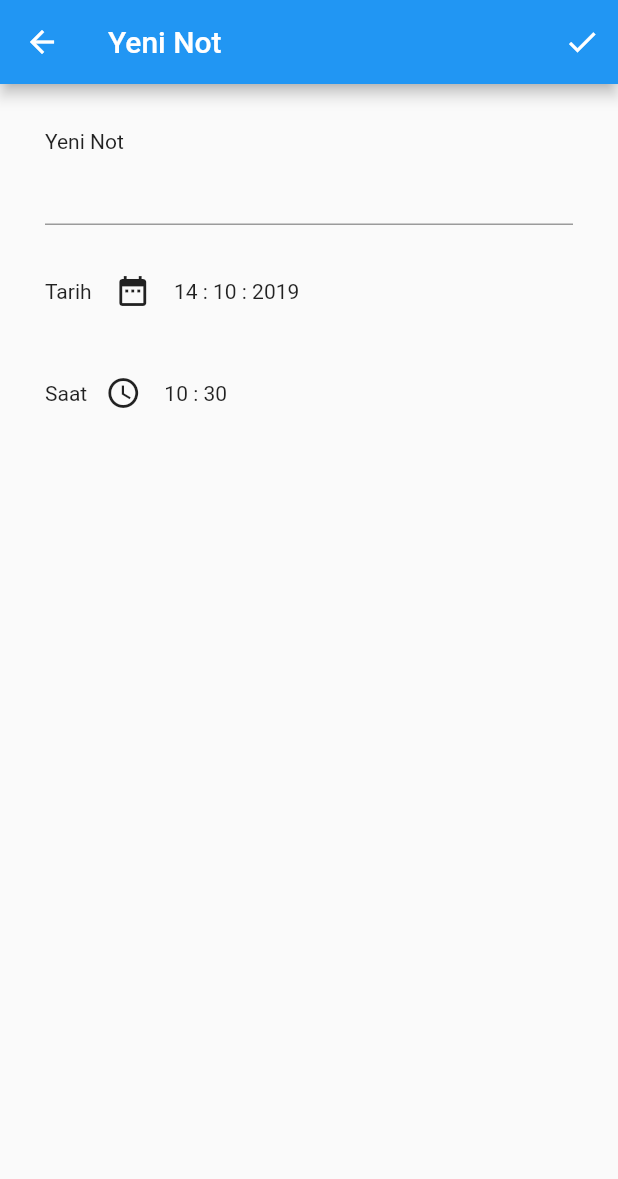
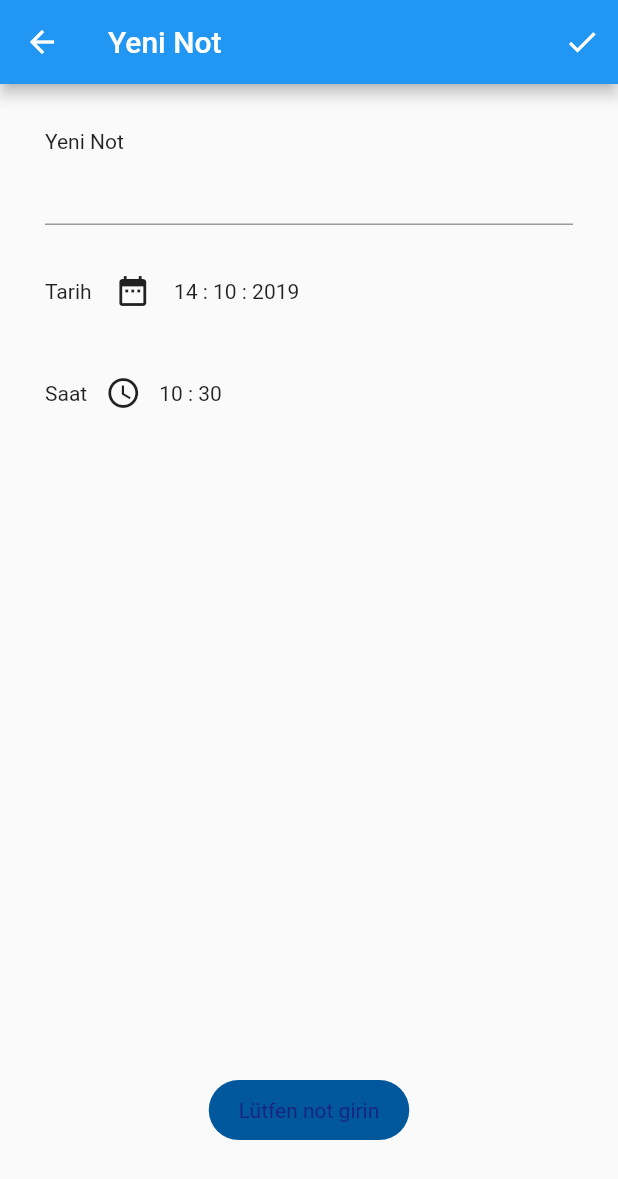
Before and after one commit to mctozal/flutter_bloc, a Flutter app: the SaveNote screen opened directly, after a tap on the "done" icon, on a phone screen of 412 x 824 dp. Shown: the top 1179 px of the screen. Run offline on Flutter 3.47's test engine with Material 2 defaults, Android fonts, the phone set to English and light mode, and no system bars; our stand-ins replace fluttertoast, sqflite; accounts and stored records are empty; Roboto replaces fonts that are missing (Gilroy-ExtraBold).

Commit message:
fixed changes

```diff
--- a/lib/src/bloc/todo_database.dart
+++ b/lib/src/bloc/todo_database.dart
@@ -12,9 +12,9 @@ class TodoDao {
     int id = table.first["id"];
     //insert to the table using the new id
     var raw = await dbProvider.rawInsert(
-        "INSERT Into Notes (id,noteText,noteDate,blocked)"
-        " VALUES (?,?,?,?)",
-        [id, newClient.noteText, newClient.noteDate, newClient.blocked]);
+        "INSERT Into Notes (id,noteText,noteHour,noteDate,blocked)"
+        " VALUES (?,?,?,?,?)",
+        [id, newClient.noteText,newClient.noteHour, newClient.noteDate, newClient.blocked]);
     return raw;
   }
 
--- a/lib/src/ui/addnote.dart
+++ b/lib/src/ui/addnote.dart
@@ -12,16 +12,20 @@ class SaveNote extends StatefulWidget {
 
 class _SaveNoteState extends State<SaveNote> {
   final _bloc = TodoBloc();
-  String noteText;
-  String noteDate = '${DateTime.now().day} : ${DateTime.now().month} : ${DateTime.now().year}';
-  String noteHour = '${TimeOfDay.now().hour} : ${TimeOfDay.now().minute}';
+  TextEditingController _textController = TextEditingController();
 
-  String dropdownValue = 'önemli';
+  String noteText = '';
+  String noteDate = '';
+  String category = '';
+  String noteHour = DateTime.now().toString();
+  DateTime picked;
+  TimeOfDay pickedHour;
+  String dropdownValue = '';
   DateTime _date = new DateTime.now();
   TimeOfDay _time = new TimeOfDay.now();
 
   Future<Null> _selectDate(BuildContext context) async {
-    final DateTime picked = await showDatePicker(
+    picked = await showDatePicker(
         context: context,
         initialDate: _date,
         firstDate: new DateTime(2016),
@@ -31,19 +35,21 @@ class _SaveNoteState extends State<SaveNote> {
       print('Date selected: ${_date.toString()}');
       setState(() {
         _date = picked;
+        noteDate = picked.toString();
       });
     }
   }
 
   Future<Null> _selectTime(BuildContext context) async {
-    final TimeOfDay picked = await showTimePicker(
+    pickedHour = await showTimePicker(
       context: context,
       initialTime: _time,
     );
-    if (picked != null && picked != _time) {
+    if (pickedHour != null && pickedHour != _time) {
       print('Time selected: ${_time.toString()}');
       setState(() {
-        _time = picked;
+        _time = pickedHour;
+        noteHour = pickedHour.toString();
       });
     }
   }
@@ -53,11 +59,11 @@ class _SaveNoteState extends State<SaveNote> {
       appBar: AppBar(title: Text('Yeni Not'), actions: <Widget>[
         IconButton(
             icon: const Icon(Icons.done),
-            tooltip: 'Search',
+            tooltip: 'Tamam',
             onPressed: () async {
-              if (noteText.isNotEmpty) {
+              if (_textController.text.isNotEmpty) {
                 Notes add = Notes(
-                    noteText: noteText,
+                    noteText: _textController.text,
                     noteDate: noteDate,
                     noteHour: noteHour,
                     category: dropdownValue,
@@ -67,7 +73,7 @@ class _SaveNoteState extends State<SaveNote> {
                 _bloc.dispatch(
                   AddTodoEvent(
                     todo: Notes(
-                        noteText: noteText,
+                        noteText: _textController.text,
                         noteDate: noteDate,
                         noteHour: noteHour,
                         category: dropdownValue),
@@ -75,8 +81,7 @@ class _SaveNoteState extends State<SaveNote> {
                 );
 
                 Navigator.pop(context);
-              }
-              else if (noteText.isEmpty) {
+              } else if (_textController.text.isEmpty) {
                 Fluttertoast.showToast(
                   msg: 'Lütfen not girin',
                   textColor: Colors.indigo[900],
@@ -86,8 +91,7 @@ class _SaveNoteState extends State<SaveNote> {
                   backgroundColor: Colors.lightBlue[900],
                   fontSize: 14.0,
                 );
-              }
-              else {
+              } else {
                 Fluttertoast.showToast(
                   msg: 'Lütfen not girin',
                   textColor: Colors.indigo[900],
@@ -115,6 +119,7 @@ class _SaveNoteState extends State<SaveNote> {
               ),
             ),
             TextField(
+              controller: _textController,
               onChanged: (text) {
                 noteText = text;
               },
@@ -138,12 +143,9 @@ class _SaveNoteState extends State<SaveNote> {
                     tooltip: 'Tarihi seçin.',
                     onPressed: () async {
                       await _selectDate(context);
-                      noteDate =
-                          ' ${_date.day.toString()} : ${_date.month.toString()} : ${_date.year.toString()}';
                     },
                   ),
-                  Text(
-                      ' ${_date.day.toString()} : ${_date.month.toString()} : ${_date.year.toString()}'),
+                  buildDate(),
                 ]),
             SizedBox(
               height: 20,
@@ -164,19 +166,28 @@ class _SaveNoteState extends State<SaveNote> {
                     tooltip: 'Saati seçin.',
                     onPressed: () async {
                       await _selectTime(context);
-                      noteHour =
-                          ' ${_time.hour.toString()} : ${_time.minute.toString()} ';
                     },
                   ),
-                  Text(
-                      ' ${_time.hour.toString()} : ${_time.minute.toString()} '),
+                  buildHour(),
                 ]),
             SizedBox(
               height: 20,
             ),
-        ],
+          ],
         ),
       ),
     );
   }
+
+  Text buildDate() {
+    noteDate =
+        ' ${_date.day.toString()} : ${_date.month.toString()} : ${_date.year.toString()}';
+    return Text(
+        ' ${_date.day.toString()} : ${_date.month.toString()} : ${_date.year.toString()}');
+  }
+
+  Text buildHour() {
+    noteHour = '${_time.hour.toString()} : ${_time.minute.toString()}';
+    return Text('${_time.hour.toString()} : ${_time.minute.toString()}');
+  }
 }
--- a/pubspec.yaml
+++ b/pubspec.yaml
@@ -28,6 +28,7 @@ dependencies:
   sqflite: ^0.12.2+1
   path_provider: ^0.4.1
   datetime_picker_formfield:
+  flutter_date_picker: ^0.1.8
 
   # The following adds the Cupertino Icons font to your application.
   # Use with the CupertinoIcons class for iOS style icons.
```
Also changed, not shown: lib/src/ui/about.dart (added, +36 -0 lines), lib/src/ui/homepage.dart (+10 -2 lines), pubspec.lock.
